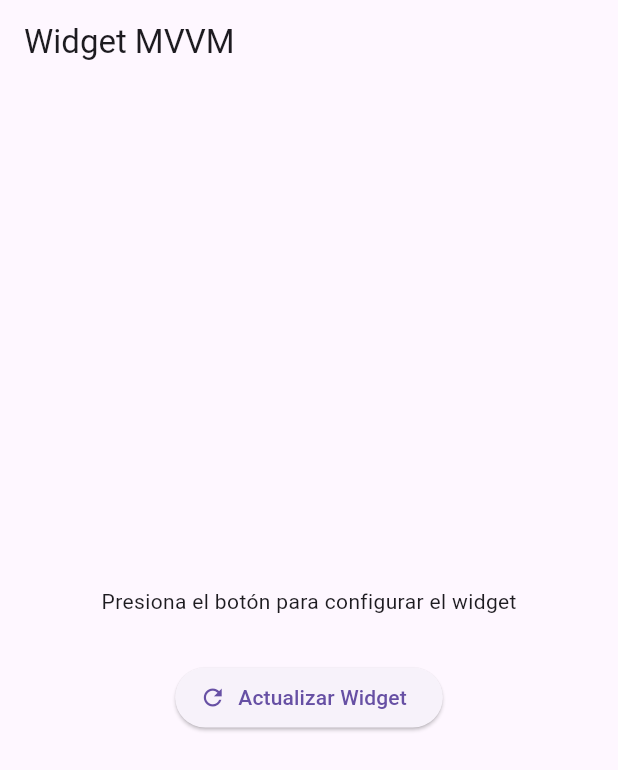
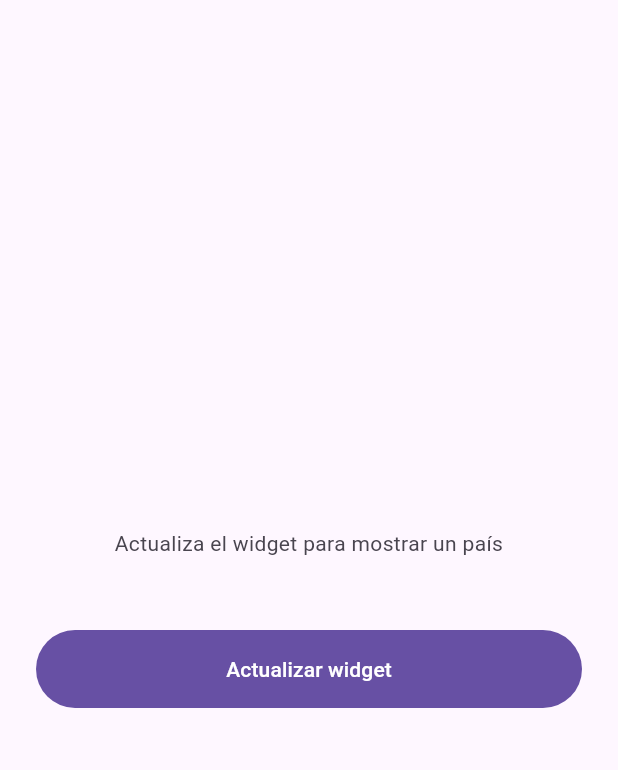
Before and after one commit to IMarcusDev/Taller1U2_27843_moviles, a Flutter app: the screen it shows after launch, on a phone screen of 412 x 824 dp. Shown: the top 770 px of the screen. Run offline on Flutter 3.47's test engine with Material 3 defaults, Android fonts, the light colour scheme and no system bars; missing offline and left inert: home_widget.

```diff
--- a/lib/main.dart
+++ b/lib/main.dart
@@ -38,6 +38,7 @@ class MyApp extends StatelessWidget {
       ],
       child: MaterialApp(
         title: 'Country Widget',
+        debugShowCheckedModeBanner: false,
         theme: ThemeData(primarySwatch: Colors.blue),
         home: const HomePage(),
       ),
--- a/lib/src/presentation/pages/home_page.dart
+++ b/lib/src/presentation/pages/home_page.dart
@@ -7,61 +7,72 @@ class HomePage extends StatelessWidget {
 
   @override
   Widget build(BuildContext context) {
-    // Accedemos al ViewModel (opcional, para acciones puntuales fuera del build)
-    // final viewModel = context.read<CountryViewModel>();
+    final theme = Theme.of(context);
 
     return Scaffold(
-      appBar: AppBar(title: const Text('Widget MVVM')),
-      body: Center(
-        child: Padding(
-          padding: const EdgeInsets.all(20.0),
+      backgroundColor: theme.colorScheme.surface,
+      body: SafeArea(
         child: Consumer<CountryViewModel>(
-            builder: (context, viewModel, child) {
-              // 1. Estado de Carga
-              if (viewModel.isLoading) {
-                return const CircularProgressIndicator();
-              }
-
-              // 2. Contenido Principal
-              return Column(
+          builder: (context, viewModel, _) {
+            return Padding(
+              padding: const EdgeInsets.symmetric(horizontal: 24),
+              child: Column(
                 mainAxisAlignment: MainAxisAlignment.center,
                 children: [
-                  if (viewModel.errorMessage != null)
+                  if (viewModel.isLoading)
+                    const CircularProgressIndicator()
+                  else if (viewModel.errorMessage != null)
                     Text(
                       viewModel.errorMessage!,
-                      style: const TextStyle(color: Colors.red),
+                      style: theme.textTheme.bodyMedium?.copyWith(
+                        color: theme.colorScheme.error,
+                      ),
+                      textAlign: TextAlign.center,
+                    )
+                  else if (viewModel.lastUpdatedCountry != null) ...[
+                    Icon(
+                      Icons.widgets_rounded,
+                      size: 56,
+                      color: theme.colorScheme.primary,
+                    ),
+                    const SizedBox(height: 24),
+                    Text(
+                      viewModel.lastUpdatedCountry!.name,
+                      style: theme.textTheme.headlineSmall?.copyWith(
+                        fontWeight: FontWeight.w600,
+                      ),
                       textAlign: TextAlign.center,
                     ),
-
-                  if (viewModel.lastUpdatedCountry != null) ...[
-                    const Icon(Icons.check_circle, color: Colors.green, size: 50),
-                    const SizedBox(height: 10),
+                    const SizedBox(height: 8),
                     Text(
-                      "Widget actualizado con:",
-                      style: Theme.of(context).textTheme.bodyLarge,
+                      viewModel.lastUpdatedCountry!.capital,
+                      style: theme.textTheme.bodyMedium?.copyWith(
+                        color: theme.colorScheme.onSurfaceVariant,
                       ),
+                    ),
+                  ] else
                     Text(
-                      viewModel.lastUpdatedCountry!.name,
-                      style: Theme.of(context).textTheme.headlineMedium,
+                      'Actualiza el widget para mostrar un país',
+                      style: theme.textTheme.bodyMedium?.copyWith(
+                        color: theme.colorScheme.onSurfaceVariant,
                       ),
-                    Text("Capital: ${viewModel.lastUpdatedCountry!.capital}"),
-                  ] else
-                    const Text("Presiona el botón para configurar el widget"),
-
-                  const SizedBox(height: 30),
-
-                  ElevatedButton.icon(
+                      textAlign: TextAlign.center,
+                    ),
+                  const SizedBox(height: 48),
+                  SizedBox(
+                    width: double.infinity,
+                    height: 52,
+                    child: FilledButton(
                       onPressed: () {
-                      // Llamada al evento del ViewModel
                         context.read<CountryViewModel>().refreshWidget();
                       },
-                    icon: const Icon(Icons.refresh),
-                    label: const Text('Actualizar Widget'),
+                      child: const Text('Actualizar widget'),
+                    ),
                   ),
                 ],
+              ),
             );
           },
-          ),
         ),
       ),
     );
```
Also changed, not shown: lib/src/presentation/viewmodels/country_viewmodel.dart (+4 -6 lines), 6 other files. Lines whose indentation alone changed are shown as unchanged.
